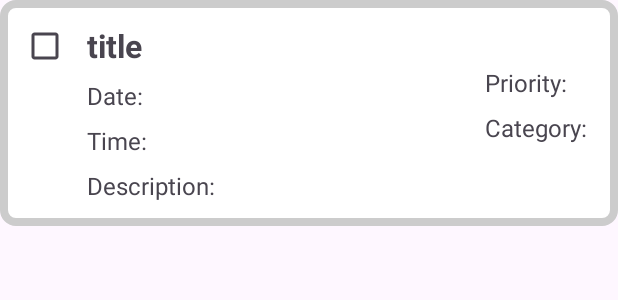
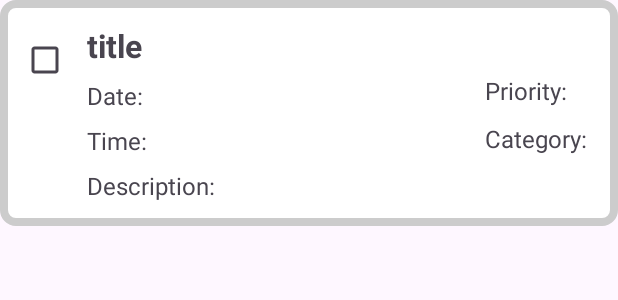
Before and after one commit to Anil6153/TaskHub, an Android app: the layout task_item.xml on its own in the app's theme, with its tools: preview values and no code run, on a phone screen of 412 x 824 dp. Shown: the top 300 px of the screen. Run offline under Robolectric (Android 15) with nearby library versions, the phone set to English and light mode, and no system bars.

Commit message:
Successfully completed the to-do list(TaskHub) application with given key features and requirements.

```diff
--- a/app/src/main/java/com/example/to_do/SplashActivity.java
+++ b/app/src/main/java/com/example/to_do/SplashActivity.java
@@ -13,7 +13,7 @@ import com.example.to_do.MainActivity;
 
 public class SplashActivity extends AppCompatActivity {
 
-    private static final int SPLASH_DURATION = 2000; // Splash duration in milliseconds
+    private static final int SPLASH_DURATION = 1500; // Splash duration in milliseconds
 
     @Override
     protected void onCreate(Bundle savedInstanceState) {
--- a/app/src/main/java/com/example/to_do/Task.java
+++ b/app/src/main/java/com/example/to_do/Task.java
@@ -5,7 +5,6 @@ import java.util.Date;
 
 public class Task {
     private boolean checked;
-
     public long getId() {
         return id;
     }
@@ -27,7 +26,6 @@ public class Task {
 
     private String description;
     public Task() {
-
     }
 
     public String getTitle() {
@@ -86,5 +84,4 @@ public class Task {
         this.category = category;
         this.description = description;
     }
-
 }
--- a/app/src/main/res/layout/activity_add_task.xml
+++ b/app/src/main/res/layout/activity_add_task.xml
@@ -62,9 +62,10 @@
         android:layout_height="wrap_content"
         android:layout_marginTop="0dp"
         android:layout_marginLeft="10dp"
+        android:layout_marginRight="10dp"
         android:hint="Set Date"
         android:focusable="false"
-        android:drawableEnd="@drawable/calender " />
+        android:drawableEnd="@drawable/calender" />
 
 
 
@@ -75,6 +76,7 @@
         android:layout_height="wrap_content"
         android:layout_marginTop="8dp"
         android:layout_marginLeft="10dp"
+        android:layout_marginRight="10dp"
         android:hint="Set Time"
         android:focusable="false"
         android:drawableEnd="@drawable/clock" />
--- a/app/src/main/res/layout/task_item.xml
+++ b/app/src/main/res/layout/task_item.xml
@@ -1,10 +1,10 @@
 <!-- res/layout/task_item.xml -->
-<RelativeLayout
-    xmlns:android="http://schemas.android.com/apk/res/android"
+<RelativeLayout xmlns:android="http://schemas.android.com/apk/res/android"
     android:layout_width="match_parent"
     android:layout_height="wrap_content"
-    android:padding="16dp"
-    android:background="@drawable/task_item_drawable">
+
+    android:background="@drawable/task_item_drawable"
+    android:padding="16dp">
 
     <!-- CheckBox -->
 
@@ -18,7 +18,6 @@
         android:layout_height="wrap_content"
         android:layout_alignParentStart="true"
         android:layout_alignParentLeft="true"
-        android:layout_marginTop="-9dp"
         android:layout_marginLeft="-10dp" />
 
     <LinearLayout
@@ -67,26 +66,25 @@
         android:id="@+id/rightContainer"
         android:layout_width="wrap_content"
         android:layout_height="wrap_content"
-        android:orientation="vertical"
+        android:layout_alignParentEnd="true"
         android:layout_alignParentRight="true"
-        android:layout_alignParentEnd="true"
-        android:layout_marginTop="20dp">
+        android:orientation="vertical">
 
         <TextView
             android:id="@+id/priorityTaskTextView"
             android:layout_width="wrap_content"
             android:layout_height="wrap_content"
-            android:layout_marginTop="8dp"
+            android:layout_marginTop="33dp"
             android:text="Priority: "
-            android:textSize="16sp"/>
+            android:textSize="16sp" />
 
         <TextView
             android:id="@+id/categoryTaskTextView"
             android:layout_width="wrap_content"
             android:layout_height="wrap_content"
-            android:layout_marginTop="8dp"
+            android:layout_marginTop="10dp"
             android:text="Category: "
-            android:textSize="16sp"/>
+            android:textSize="16sp" />
 
     </LinearLayout>
 
```
Also changed, not shown: app/src/main/java/com/example/to_do/AddTaskActivity.java (+37 -0 lines), app/src/main/java/com/example/to_do/MainActivity.java (+11 -0 lines), app/src/main/java/com/example/to_do/TaskAdapter.java (+20 -1 lines), app/src/main/java/com/example/to_do/TaskViewHolder.java (+5 -3 lines), app/src/main/res/layout/activity_main.xml (+16 -2 lines), app/src/main/res/menu/popup_menu.xml (added, +8 -0 lines).
